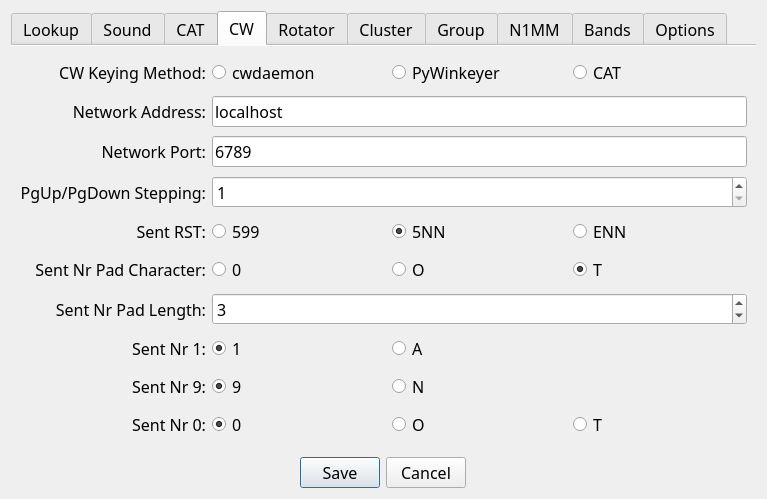
This is not1mm/data/configuration.ui in mbridak/not1mm as Qt 5 draws it before an edit. The edited form follows.
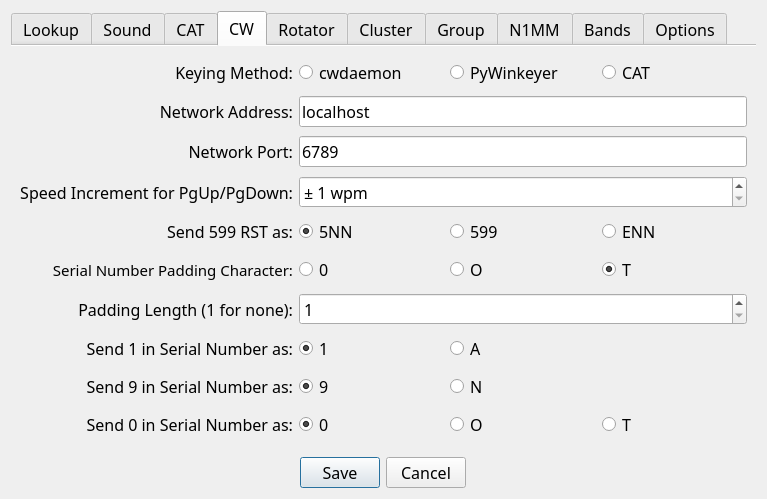
This is the edited form.

Commit message: edits to the cw configuration tab

```diff
--- a/not1mm/data/configuration.ui
+++ b/not1mm/data/configuration.ui
@@ -656,7 +656,7 @@
          </property>
         </widget>
        </item>
-       <item row="4" column="2">
+       <item row="4" column="1">
         <widget class="QRadioButton" name="cwsentrst_5nn">
          <property name="toolTip">
           <string>&lt;html&gt;&lt;head/&gt;&lt;body&gt;&lt;p&gt;Send 599 as 5NN&lt;/p&gt;&lt;/body&gt;&lt;/html&gt;</string>
@@ -763,12 +763,12 @@
          <property name="font">
           <font>
            <family>JetBrains Mono</family>
-           <pointsize>12</pointsize>
+           <pointsize>11</pointsize>
            <strikeout>false</strikeout>
           </font>
          </property>
          <property name="text">
-          <string>Sent Nr Pad Character:</string>
+          <string>Serial Number Padding Character:</string>
          </property>
          <property name="alignment">
           <set>Qt::AlignRight|Qt::AlignTrailing|Qt::AlignVCenter</set>
@@ -863,7 +863,7 @@
        <item row="10" column="0">
         <widget class="QLabel" name="cwserial_1_label">
          <property name="text">
-          <string>Sent Nr 1:</string>
+          <string>Send 1 in Serial Number as:</string>
          </property>
          <property name="alignment">
           <set>Qt::AlignRight|Qt::AlignTrailing|Qt::AlignVCenter</set>
@@ -912,10 +912,10 @@
        <item row="3" column="0">
         <widget class="QLabel" name="cwstepping_label">
          <property name="text">
-          <string>PgUp/PgDown Stepping:</string>
+          <string>Speed Increment for PgUp/PgDown:</string>
          </property>
          <property name="alignment">
-          <set>Qt::AlignRight|Qt::AlignTrailing|Qt::AlignVCenter</set>
+          <set>Qt::AlignLeft|Qt::AlignTrailing|Qt::AlignVCenter</set>
          </property>
         </widget>
        </item>
@@ -944,7 +944,7 @@
        <item row="12" column="0">
         <widget class="QLabel" name="cwserial_0_label">
          <property name="text">
-          <string>Sent Nr 0:</string>
+          <string>Send 0 in Serial Number as:</string>
          </property>
          <property name="alignment">
           <set>Qt::AlignRight|Qt::AlignTrailing|Qt::AlignVCenter</set>
@@ -954,7 +954,7 @@
        <item row="0" column="0">
         <widget class="QLabel" name="cwkeying_label">
          <property name="text">
-          <string>CW Keying Method:</string>
+          <string>Keying Method:</string>
          </property>
          <property name="alignment">
           <set>Qt::AlignRight|Qt::AlignTrailing|Qt::AlignVCenter</set>
@@ -1024,7 +1024,7 @@
        <item row="11" column="0">
         <widget class="QLabel" name="cwserial_9_label">
          <property name="text">
-          <string>Sent Nr 9:</string>
+          <string>Send 9 in Serial Number as:</string>
          </property>
          <property name="alignment">
           <set>Qt::AlignRight|Qt::AlignTrailing|Qt::AlignVCenter</set>
@@ -1073,14 +1073,14 @@
        <item row="4" column="0">
         <widget class="QLabel" name="cwsentrst_label">
          <property name="text">
-          <string>Sent RST:</string>
+          <string>Send 599 RST as:</string>
          </property>
          <property name="alignment">
           <set>Qt::AlignRight|Qt::AlignTrailing|Qt::AlignVCenter</set>
          </property>
         </widget>
        </item>
-       <item row="4" column="1">
+       <item row="4" column="2">
         <widget class="QRadioButton" name="cwsentrst_599">
          <property name="toolTip">
           <string>&lt;html&gt;&lt;head/&gt;&lt;body&gt;&lt;p&gt;Send 599 as 599&lt;/p&gt;&lt;/body&gt;&lt;/html&gt;</string>
@@ -1118,7 +1118,7 @@
           <set>Qt::InputMethodHint::ImhDigitsOnly</set>
          </property>
          <property name="text" stdset="0">
-          <string>3</string>
+          <string>1</string>
          </property>
          <property name="minimum">
           <number>1</number>
@@ -1127,7 +1127,7 @@
           <number>10</number>
          </property>
          <property name="value">
-          <number>3</number>
+          <number>1</number>
          </property>
         </widget>
        </item>
@@ -1141,7 +1141,7 @@
           </font>
          </property>
          <property name="text">
-          <string>Sent Nr Pad Length:</string>
+          <string>Padding Length (1 for none):</string>
          </property>
          <property name="alignment">
           <set>Qt::AlignRight|Qt::AlignTrailing|Qt::AlignVCenter</set>
@@ -1181,6 +1181,12 @@
          <property name="maximum">
           <number>10</number>
          </property>
+         <property name="prefix">
+          <string>± </string>
+         </property>
+         <property name="suffix">
+          <string> wpm</string>
+         </property>
         </widget>
        </item>
       </layout>
```
The commit also changes 14 other files.
